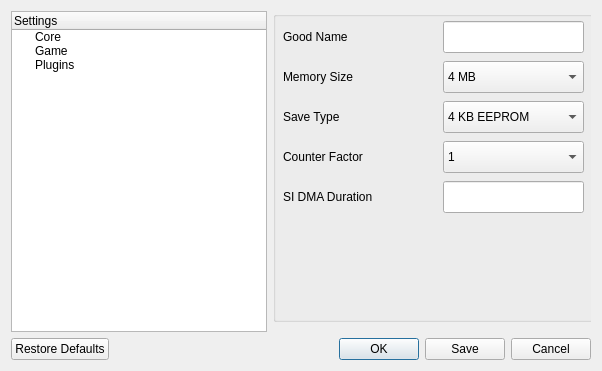
Above: Source/RMG/UserInterface/Dialog/SettingsDialog.ui from Rosalie241/RMG before the change. Below: the same form after it.
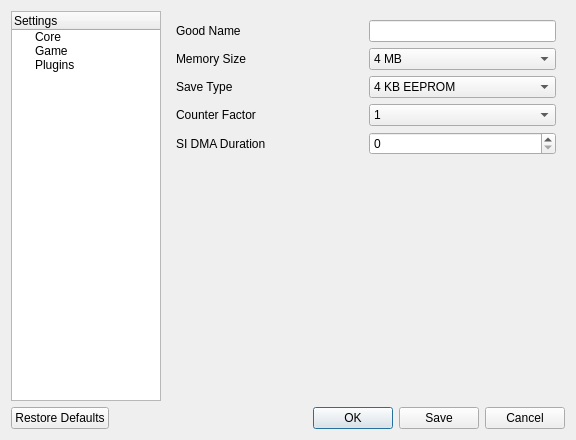
That is the form after the change. The open tabs and pages were chosen to show the change.

Commit message: rework settings window

What changed in the file:
```diff
--- a/Source/RMG/UserInterface/Dialog/SettingsDialog.ui
+++ b/Source/RMG/UserInterface/Dialog/SettingsDialog.ui
@@ -6,8 +6,8 @@
    <rect>
     <x>0</x>
     <y>0</y>
-    <width>602</width>
-    <height>371</height>
+    <width>576</width>
+    <height>440</height>
    </rect>
   </property>
   <property name="sizePolicy">
@@ -44,6 +44,12 @@
            <verstretch>0</verstretch>
           </sizepolicy>
          </property>
+         <property name="maximumSize">
+          <size>
+           <width>150</width>
+           <height>16777215</height>
+          </size>
+         </property>
          <column>
           <property name="text">
            <string>Settings</string>
@@ -69,56 +75,21 @@
        <item>
         <widget class="QStackedWidget" name="stackedWidget">
          <property name="currentIndex">
-          <number>0</number>
+          <number>1</number>
          </property>
          <widget class="QWidget" name="coreSettingsPage">
-          <widget class="QGroupBox" name="groupBox_2">
-           <property name="geometry">
-            <rect>
-             <x>0</x>
-             <y>0</y>
-             <width>321</width>
-             <height>311</height>
-            </rect>
-           </property>
-           <property name="title">
-            <string/>
-           </property>
-           <widget class="QLabel" name="label_6">
-            <property name="geometry">
-             <rect>
-              <x>10</x>
-              <y>10</y>
-              <width>161</width>
-              <height>31</height>
-             </rect>
-            </property>
+          <layout class="QVBoxLayout" name="verticalLayout_2">
+           <item>
+            <layout class="QHBoxLayout" name="horizontalLayout_2">
+             <item>
+              <widget class="QLabel" name="label_5">
             <property name="text">
              <string>Memory Size</string>
             </property>
            </widget>
-           <widget class="QLabel" name="label_8">
-            <property name="geometry">
-             <rect>
-              <x>10</x>
-              <y>50</y>
-              <width>161</width>
-              <height>31</height>
-             </rect>
-            </property>
-            <property name="text">
-             <string>Counter Factor</string>
-            </property>
-           </widget>
+             </item>
+             <item>
            <widget class="QComboBox" name="comboBox_4">
-            <property name="geometry">
-             <rect>
-              <x>170</x>
-              <y>10</y>
-              <width>141</width>
-              <height>32</height>
-             </rect>
-            </property>
             <item>
              <property name="text">
               <string>4 MB</string>
@@ -130,15 +101,20 @@
              </property>
             </item>
            </widget>
-           <widget class="QComboBox" name="comboBox_6">
-            <property name="geometry">
-             <rect>
-              <x>170</x>
-              <y>50</y>
-              <width>141</width>
-              <height>32</height>
-             </rect>
-            </property>
+             </item>
+            </layout>
+           </item>
+           <item>
+            <layout class="QHBoxLayout" name="horizontalLayout_3">
+             <item>
+              <widget class="QLabel" name="label_6">
+               <property name="text">
+                <string>Counter Factor</string>
+               </property>
+              </widget>
+             </item>
+             <item>
+              <widget class="QComboBox" name="comboBox_5">
             <item>
              <property name="text">
               <string>0</string>
@@ -175,54 +151,20 @@
              </property>
             </item>
            </widget>
-           <widget class="QLabel" name="label_10">
-            <property name="geometry">
-             <rect>
-              <x>10</x>
-              <y>130</y>
-              <width>161</width>
-              <height>31</height>
-             </rect>
-            </property>
-            <property name="text">
-             <string>SI DMA Duration</string>
-            </property>
-           </widget>
-           <widget class="QCheckBox" name="checkBox_2">
-            <property name="geometry">
-             <rect>
-              <x>10</x>
-              <y>240</y>
-              <width>301</width>
-              <height>31</height>
-             </rect>
-            </property>
-            <property name="text">
-             <string>Randomize PI/SI Interrupt Timing</string>
-            </property>
-           </widget>
-           <widget class="QLabel" name="label_11">
-            <property name="geometry">
-             <rect>
-              <x>10</x>
-              <y>90</y>
-              <width>161</width>
-              <height>31</height>
-             </rect>
-            </property>
+             </item>
+            </layout>
+           </item>
+           <item>
+            <layout class="QHBoxLayout" name="horizontalLayout_4">
+             <item>
+              <widget class="QLabel" name="label_7">
             <property name="text">
              <string>CPU Emulator</string>
             </property>
            </widget>
-           <widget class="QComboBox" name="comboBox_7">
-            <property name="geometry">
-             <rect>
-              <x>170</x>
-              <y>90</y>
-              <width>141</width>
-              <height>32</height>
-             </rect>
-            </property>
+             </item>
+             <item>
+              <widget class="QComboBox" name="comboBox_6">
             <item>
              <property name="text">
               <string>Pure Interpreter</string>
@@ -239,39 +181,61 @@
              </property>
             </item>
            </widget>
-           <widget class="QCheckBox" name="checkBox_3">
-            <property name="geometry">
-             <rect>
-              <x>10</x>
-              <y>270</y>
-              <width>301</width>
-              <height>31</height>
-             </rect>
-            </property>
+             </item>
+            </layout>
+           </item>
+           <item>
+            <layout class="QHBoxLayout" name="horizontalLayout_5">
+             <item>
+              <widget class="QLabel" name="label_10">
             <property name="text">
-             <string>Debugger</string>
-            </property>
-           </widget>
+                <string>SI DMA Duration</string>
+               </property>
+              </widget>
+             </item>
+             <item>
            <widget class="QSpinBox" name="spinBox">
-            <property name="geometry">
-             <rect>
-              <x>170</x>
-              <y>130</y>
-              <width>141</width>
-              <height>32</height>
-             </rect>
-            </property>
             <property name="minimum">
              <number>-1</number>
             </property>
             <property name="maximum">
-             <number>99999</number>
+                <number>9999999</number>
             </property>
             <property name="value">
              <number>-1</number>
             </property>
            </widget>
-          </widget>
+             </item>
+            </layout>
+           </item>
+           <item>
+            <widget class="QCheckBox" name="checkBox_2">
+             <property name="text">
+              <string>Randomize PI/SI Interrupt Timing</string>
+             </property>
+            </widget>
+           </item>
+           <item>
+            <widget class="QCheckBox" name="checkBox">
+             <property name="text">
+              <string>Debugger</string>
+             </property>
+            </widget>
+           </item>
+           <item>
+            <spacer name="verticalSpacer">
+             <property name="orientation">
+              <enum>Qt::Vertical</enum>
+             </property>
+             <property name="sizeHint" stdset="0">
+              <size>
+               <width>20</width>
+               <height>40</height>
+              </size>
+             </property>
+            </spacer>
+           </item>
+          </layout>
          </widget>
          <widget class="QWidget" name="gameSettingsPage">
           <property name="sizePolicy">
@@ -280,92 +244,39 @@
             <verstretch>0</verstretch>
            </sizepolicy>
           </property>
-          <widget class="QGroupBox" name="groupBox">
-           <property name="geometry">
-            <rect>
-             <x>0</x>
-             <y>0</y>
-             <width>321</width>
-             <height>311</height>
-            </rect>
-           </property>
-           <property name="title">
-            <string/>
-           </property>
-           <widget class="QLineEdit" name="lineEdit">
-            <property name="geometry">
-             <rect>
-              <x>170</x>
-              <y>10</y>
-              <width>141</width>
-              <height>32</height>
-             </rect>
-            </property>
-            <property name="readOnly">
-             <bool>true</bool>
-            </property>
-           </widget>
-           <widget class="QLabel" name="label">
-            <property name="geometry">
-             <rect>
-              <x>10</x>
-              <y>10</y>
-              <width>161</width>
-              <height>31</height>
-             </rect>
-            </property>
-            <property name="text">
-             <string>Good Name</string>
-            </property>
-           </widget>
+          <layout class="QVBoxLayout" name="verticalLayout_3">
+           <item>
+            <layout class="QHBoxLayout" name="horizontalLayout_7">
+             <item>
            <widget class="QLabel" name="label_2">
-            <property name="geometry">
-             <rect>
-              <x>10</x>
-              <y>50</y>
-              <width>161</width>
-              <height>31</height>
-             </rect>
-            </property>
             <property name="text">
-             <string>Memory Size</string>
-            </property>
-           </widget>
+                <string>Good Name</string>
+               </property>
+              </widget>
+             </item>
+             <item>
+              <widget class="QLineEdit" name="lineEdit">
+               <property name="sizePolicy">
+                <sizepolicy hsizetype="Preferred" vsizetype="Fixed">
+                 <horstretch>0</horstretch>
+                 <verstretch>0</verstretch>
+                </sizepolicy>
+               </property>
+              </widget>
+             </item>
+            </layout>
+           </item>
+           <item>
+            <layout class="QHBoxLayout" name="horizontalLayout_8">
+             <item>
            <widget class="QLabel" name="label_3">
-            <property name="geometry">
-             <rect>
-              <x>10</x>
-              <y>90</y>
-              <width>161</width>
-              <height>31</height>
-             </rect>
-            </property>
             <property name="text">
-             <string>Save Type</string>
-            </property>
-           </widget>
-           <widget class="QLabel" name="label_4">
-            <property name="geometry">
-             <rect>
-              <x>10</x>
-              <y>130</y>
-              <width>161</width>
-              <height>31</height>
-             </rect>
-            </property>
-            <property name="text">
-             <string>Counter Factor</string>
-            </property>
-           </widget>
+                <string>Memory Size</string>
+               </property>
+              </widget>
+             </item>
+             <item>
            <widget class="QComboBox" name="comboBox">
-            <property name="geometry">
-             <rect>
-              <x>170</x>
-              <y>50</y>
-              <width>141</width>
-              <height>32</height>
-             </rect>
-            </property>
             <item>
              <property name="text">
               <string>4 MB</string>
@@ -377,15 +288,20 @@
              </property>
             </item>
            </widget>
-           <widget class="QComboBox" name="comboBox_2">
-            <property name="geometry">
-             <rect>
-              <x>170</x>
-              <y>90</y>
-              <width>141</width>
-              <height>32</height>
-             </rect>
-            </property>
+             </item>
+            </layout>
+           </item>
+           <item>
+            <layout class="QHBoxLayout" name="horizontalLayout_6">
+             <item>
+              <widget class="QLabel" name="label">
+               <property name="text">
+                <string>Save Type</string>
+               </property>
+              </widget>
+             </item>
+             <item>
+              <widget class="QComboBox" name="comboBox_9">
             <item>
              <property name="text">
               <string>4 KB EEPROM</string>
@@ -417,15 +333,20 @@
              </property>
             </item>
            </widget>
-           <widget class="QComboBox" name="comboBox_3">
-            <property name="geometry">
-             <rect>
-              <x>170</x>
-              <y>130</y>
-              <width>141</width>
-              <height>32</height>
-             </rect>
-            </property>
+             </item>
+            </layout>
+           </item>
+           <item>
+            <layout class="QHBoxLayout" name="horizontalLayout_9">
+             <item>
+              <widget class="QLabel" name="label_4">
+               <property name="text">
+                <string>Counter Factor</string>
+               </property>
+              </widget>
+             </item>
+             <item>
+              <widget class="QComboBox" name="comboBox_2">
             <item>
              <property name="text">
               <string>1</string>
@@ -457,39 +378,37 @@
              </property>
             </item>
            </widget>
-           <widget class="QLabel" name="label_9">
-            <property name="geometry">
-             <rect>
-              <x>10</x>
-              <y>170</y>
-              <width>161</width>
-              <height>31</height>
-             </rect>
-            </property>
+             </item>
+            </layout>
+           </item>
+           <item>
+            <layout class="QHBoxLayout" name="horizontalLayout_10">
+             <item>
+              <widget class="QLabel" name="label_8">
             <property name="text">
              <string>SI DMA Duration</string>
             </property>
            </widget>
-           <widget class="QLineEdit" name="lineEdit_3">
-            <property name="geometry">
-             <rect>
-              <x>170</x>
-              <y>170</y>
-              <width>141</width>
-              <height>32</height>
-             </rect>
-            </property>
-            <property name="inputMask">
-             <string>0000000009</string>
-            </property>
-            <property name="text">
-             <string/>
-            </property>
-            <property name="readOnly">
-             <bool>true</bool>
-            </property>
-           </widget>
-          </widget>
+             </item>
+             <item>
+              <widget class="QSpinBox" name="spinBox_2"/>
+             </item>
+            </layout>
+           </item>
+           <item>
+            <spacer name="verticalSpacer_2">
+             <property name="orientation">
+              <enum>Qt::Vertical</enum>
+             </property>
+             <property name="sizeHint" stdset="0">
+              <size>
+               <width>20</width>
+               <height>40</height>
+              </size>
+             </property>
+            </spacer>
+           </item>
+          </layout>
          </widget>
          <widget class="QWidget" name="pluginSettingsPage"/>
         </widget>
```
Lines whose indentation alone changed are shown as unchanged. The commit also changes 1 other file.
